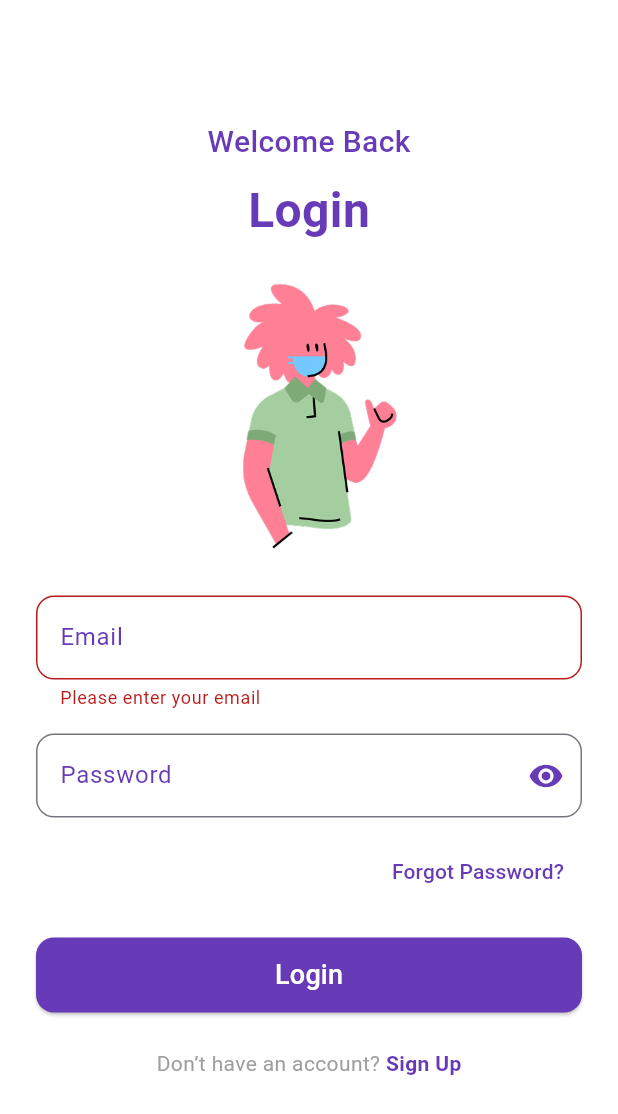
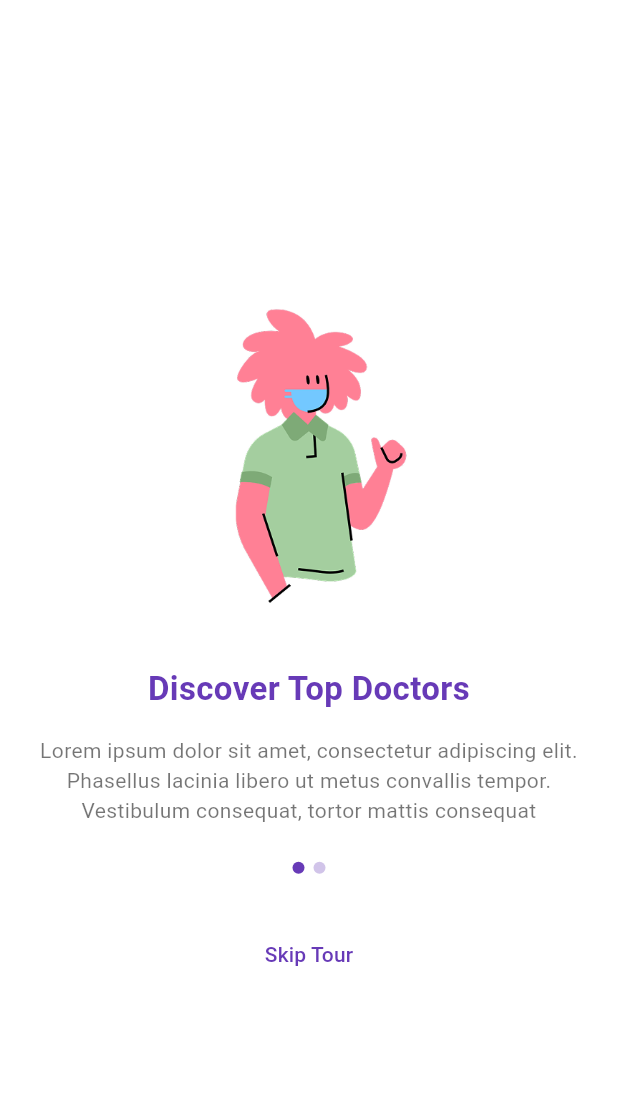
Before and after one commit to Yatin-Bhatti/healthy, a Flutter app: the LoginPage screen opened directly, after a tap on "Login", on a phone screen of 412 x 824 dp. Shown: the top 1114 px of the screen. Run offline on Flutter 3.47's test engine with Material 3 defaults, Android fonts, the phone set to English and light mode, and no system bars.

Commit message:
onBoarding screens

```diff
--- a/lib/screens/login_page.dart
+++ b/lib/screens/login_page.dart
@@ -1,4 +1,6 @@
 import 'package:flutter/material.dart';
+import 'package:healthy/screens/onBoarding/onBoardingOne.dart';
+import 'package:healthy/screens/onBoarding/onBoardingScreen.dart';
 import 'package:healthy/screens/signup_page.dart';
 
 class LoginPage extends StatefulWidget {
@@ -127,13 +129,14 @@ class _LoginPageState extends State<LoginPage> {
                     ),
                   ),
                   onPressed: () {
-                    if (_formKey.currentState!.validate()) {
-                      // If form is valid, proceed
-                      ScaffoldMessenger.of(context).showSnackBar(
-                        const SnackBar(content: Text("Logging in...")),
-                      );
-                    }
+                    Navigator.push(
+                      context,
+                      MaterialPageRoute(
+                        builder: (context) => const OnBoardingWrapper(),
+                      ),
+                    );
                   },
+
                   child: const Text(
                     "Login",
                     style: TextStyle(fontSize: 18, color: Colors.white),
--- /dev/null
+++ b/lib/screens/onBoarding/onBoardingOne.dart
@@ -0,0 +1,95 @@
+import 'package:flutter/material.dart';
+
+class OnBoardingOne extends StatelessWidget {
+  const OnBoardingOne({super.key});
+
+  @override
+  Widget build(BuildContext context) {
+    return Scaffold(
+      backgroundColor: Colors.white,
+      body: Padding(
+        padding: const EdgeInsets.symmetric(horizontal: 24, vertical: 40),
+        child: Column(
+          mainAxisAlignment: MainAxisAlignment.center,
+          children: [
+            const SizedBox(height: 40),
+
+            // Illustration
+            SizedBox(
+              height: 200,
+              child: Image.asset("assets/selfcare.png", fit: BoxFit.contain),
+            ),
+
+            const SizedBox(height: 40),
+
+            // Title
+            const Text(
+              "Discover Top Doctors",
+              textAlign: TextAlign.center,
+              style: TextStyle(
+                fontSize: 22,
+                fontWeight: FontWeight.bold,
+                color: Colors.deepPurple,
+              ),
+            ),
+
+            const SizedBox(height: 16),
+
+            // Description
+            const Text(
+              "Lorem ipsum dolor sit amet, consectetur adipiscing elit. "
+              "Phasellus lacinia libero ut metus convallis tempor. Vestibulum "
+              "consequat, tortor mattis consequat",
+              textAlign: TextAlign.center,
+              style: TextStyle(
+                fontSize: 14,
+                color: Colors.black54,
+                height: 1.4,
+              ),
+            ),
+
+            const SizedBox(height: 24),
+
+            Row(
+              mainAxisAlignment: MainAxisAlignment.center,
+              children: [
+                Container(
+                  width: 8,
+                  height: 8,
+                  decoration: BoxDecoration(
+                    color: Colors.deepPurple,
+                    shape: BoxShape.circle,
+                  ),
+                ),
+                const SizedBox(width: 6),
+                Container(
+                  width: 8,
+                  height: 8,
+                  decoration: BoxDecoration(
+                    color: Colors.deepPurple.shade100,
+                    shape: BoxShape.circle,
+                  ),
+                ),
+              ],
+            ),
+
+            const SizedBox(height: 30),
+
+            // Skip Button
+            TextButton(
+              onPressed: () {},
+              child: const Text(
+                "Skip Tour",
+                style: TextStyle(
+                  color: Colors.deepPurple,
+                  fontSize: 14,
+                  fontWeight: FontWeight.w500,
+                ),
+              ),
+            ),
+          ],
+        ),
+      ),
+    );
+  }
+}
--- /dev/null
+++ b/lib/screens/onBoarding/onBoardingScreen.dart
@@ -0,0 +1,35 @@
+import 'package:flutter/material.dart';
+import 'onBoardingOne.dart';
+import 'onBoardingTwo.dart';
+import 'onBoardingThree.dart';
+import '../HomePage.dart';
+
+class OnBoardingWrapper extends StatefulWidget {
+  const OnBoardingWrapper({super.key});
+
+  @override
+  State<OnBoardingWrapper> createState() => _OnBoardingWrapperState();
+}
+
+class _OnBoardingWrapperState extends State<OnBoardingWrapper> {
+  final PageController _controller = PageController();
+
+  @override
+  Widget build(BuildContext context) {
+    return Scaffold(
+      body: PageView(
+        controller: _controller,
+        onPageChanged: (index) {
+          // 👇 When user swipes past the last page, go to HomePage
+          if (index == 3) {
+            Navigator.pushReplacement(
+              context,
+              MaterialPageRoute(builder: (_) => const HomePage()),
+            );
+          }
+        },
+        children: const [OnBoardingOne(), OnBoardingTwo(), OnBoardingThree()],
+      ),
+    );
+  }
+}
```
Also changed, not shown: lib/screens/HomePage.dart (added, +175 -0 lines), lib/screens/onBoarding/onBoardingThree.dart (added, +114 -0 lines), lib/screens/onBoarding/onBoardingTwo.dart (added, +101 -0 lines).
